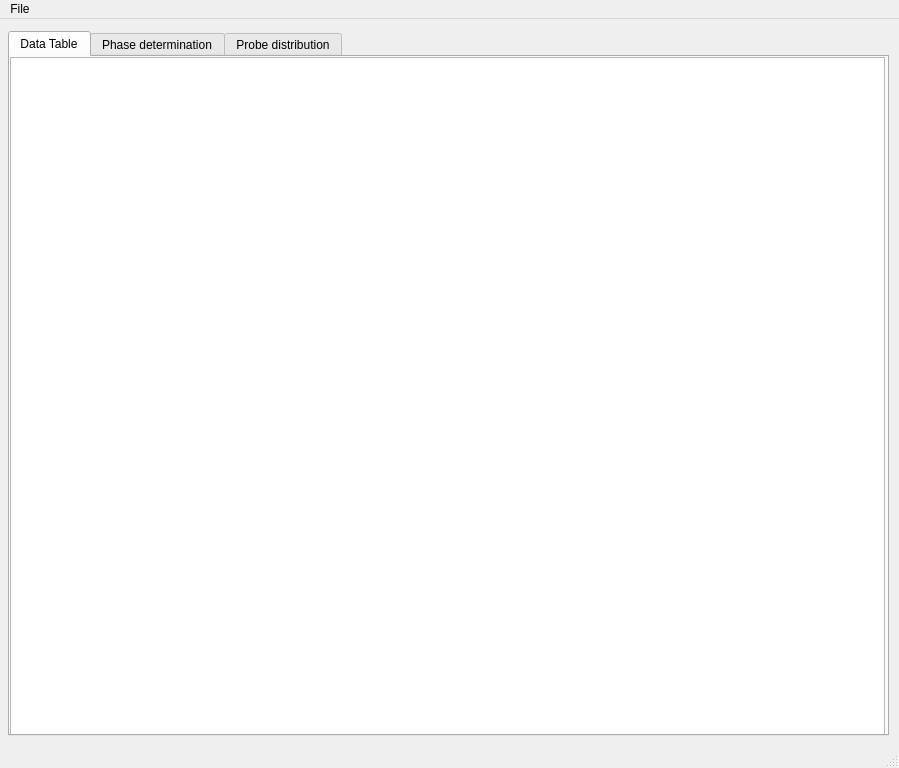
Above: src/main/python/easyAMPS_maingui.ui from bd-delnatan/easyAMPS before the change. Below: the same form after it.
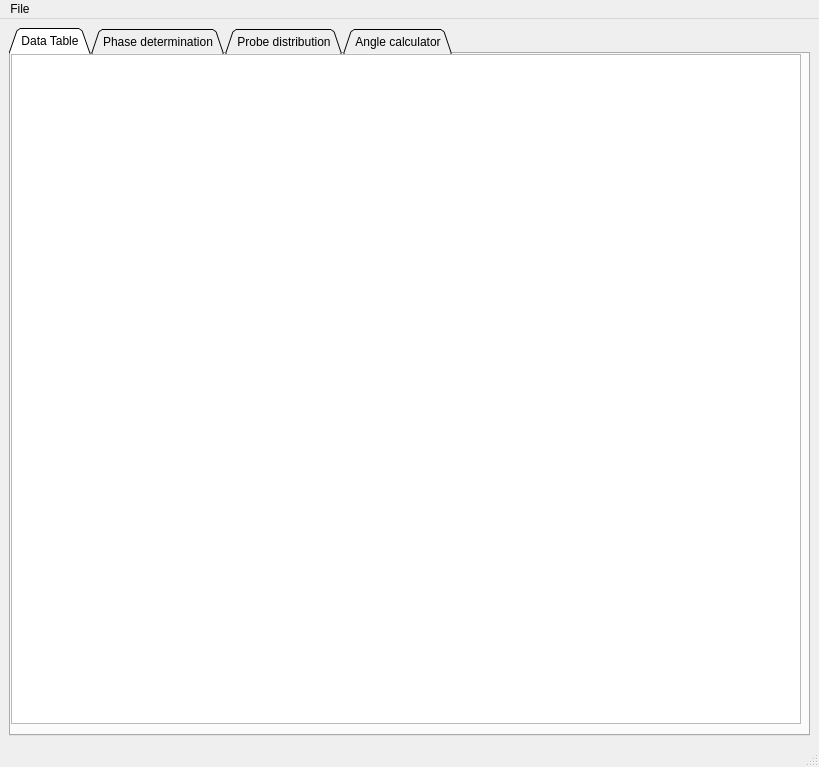
That is the form after the change.

Commit message: added QTableView with CSV reader

```diff
--- a/src/main/python/easyAMPS_maingui.ui
+++ b/src/main/python/easyAMPS_maingui.ui
@@ -6,39 +6,87 @@
    <rect>
     <x>0</x>
     <y>0</y>
-    <width>899</width>
-    <height>768</height>
+    <width>819</width>
+    <height>767</height>
    </rect>
   </property>
+  <property name="sizePolicy">
+   <sizepolicy hsizetype="Expanding" vsizetype="Expanding">
+    <horstretch>0</horstretch>
+    <verstretch>0</verstretch>
+   </sizepolicy>
+  </property>
+  <property name="minimumSize">
+   <size>
+    <width>819</width>
+    <height>767</height>
+   </size>
+  </property>
+  <property name="maximumSize">
+   <size>
+    <width>16777215</width>
+    <height>16777215</height>
+   </size>
+  </property>
   <property name="windowTitle">
    <string>MainWindow</string>
   </property>
   <widget class="QWidget" name="centralwidget">
+   <property name="sizePolicy">
+    <sizepolicy hsizetype="Expanding" vsizetype="Expanding">
+     <horstretch>1</horstretch>
+     <verstretch>1</verstretch>
+    </sizepolicy>
+   </property>
+   <property name="minimumSize">
+    <size>
+     <width>800</width>
+     <height>600</height>
+    </size>
+   </property>
+   <layout class="QHBoxLayout" name="horizontalLayout">
+    <item>
    <widget class="QTabWidget" name="tabWidget">
-    <property name="geometry">
-     <rect>
-      <x>8</x>
-      <y>12</y>
-      <width>881</width>
-      <height>705</height>
-     </rect>
+      <property name="sizePolicy">
+       <sizepolicy hsizetype="Expanding" vsizetype="Expanding">
+        <horstretch>1</horstretch>
+        <verstretch>1</verstretch>
+       </sizepolicy>
+      </property>
+      <property name="tabPosition">
+       <enum>QTabWidget::North</enum>
+      </property>
+      <property name="tabShape">
+       <enum>QTabWidget::Triangular</enum>
     </property>
     <property name="currentIndex">
      <number>0</number>
     </property>
     <widget class="QWidget" name="tab">
+       <property name="sizePolicy">
+        <sizepolicy hsizetype="Expanding" vsizetype="Expanding">
+         <horstretch>1</horstretch>
+         <verstretch>1</verstretch>
+        </sizepolicy>
+       </property>
      <attribute name="title">
       <string>Data Table</string>
      </attribute>
-     <widget class="QTableWidget" name="tableWidget">
+       <widget class="QTableView" name="tableView">
       <property name="geometry">
        <rect>
         <x>0</x>
         <y>0</y>
-        <width>875</width>
-        <height>679</height>
-       </rect>
-      </property>
+          <width>790</width>
+          <height>670</height>
+         </rect>
+        </property>
+        <property name="sizePolicy">
+         <sizepolicy hsizetype="Expanding" vsizetype="Expanding">
+          <horstretch>1</horstretch>
+          <verstretch>1</verstretch>
+         </sizepolicy>
+        </property>
      </widget>
     </widget>
     <widget class="QWidget" name="tab_2">
@@ -51,14 +99,21 @@
       <string>Probe distribution</string>
      </attribute>
     </widget>
-   </widget>
+      <widget class="QWidget" name="tab_4">
+       <attribute name="title">
+        <string>Angle calculator</string>
+       </attribute>
+      </widget>
+     </widget>
+    </item>
+   </layout>
   </widget>
   <widget class="QMenuBar" name="menubar">
    <property name="geometry">
     <rect>
      <x>0</x>
      <y>0</y>
-     <width>899</width>
+     <width>819</width>
      <height>22</height>
     </rect>
    </property>
```
Left out of the diff: 7 changed lines with no effect on the pictures. Lines whose indentation alone changed are shown as unchanged. The commit also changes 1 other file.
